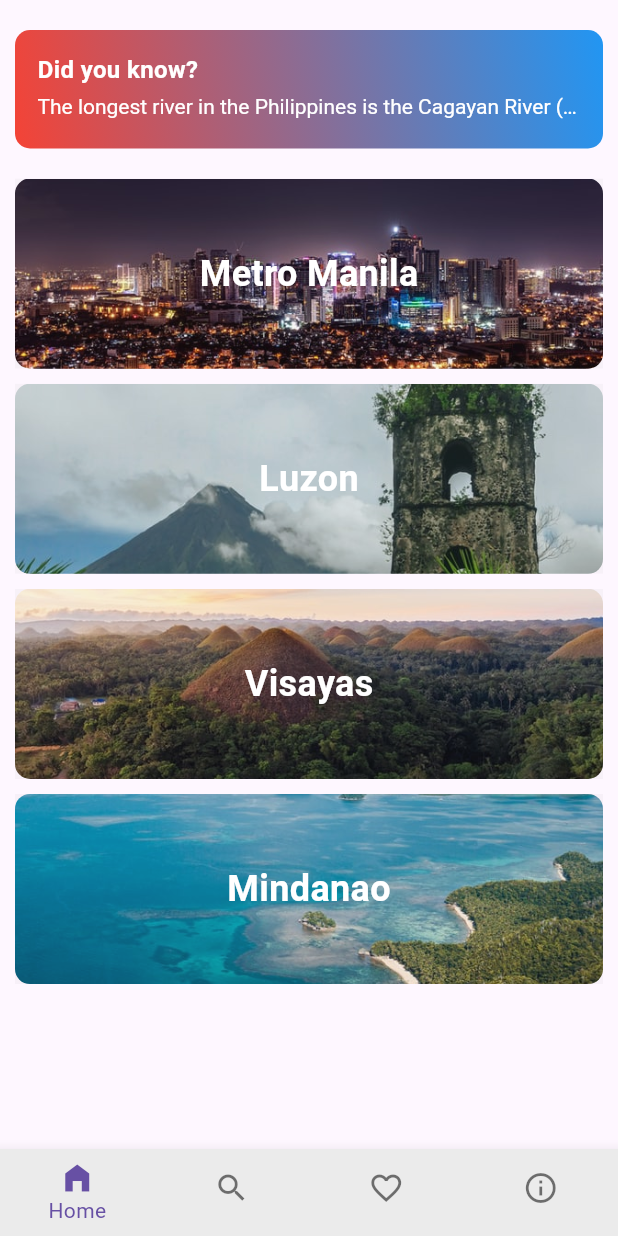
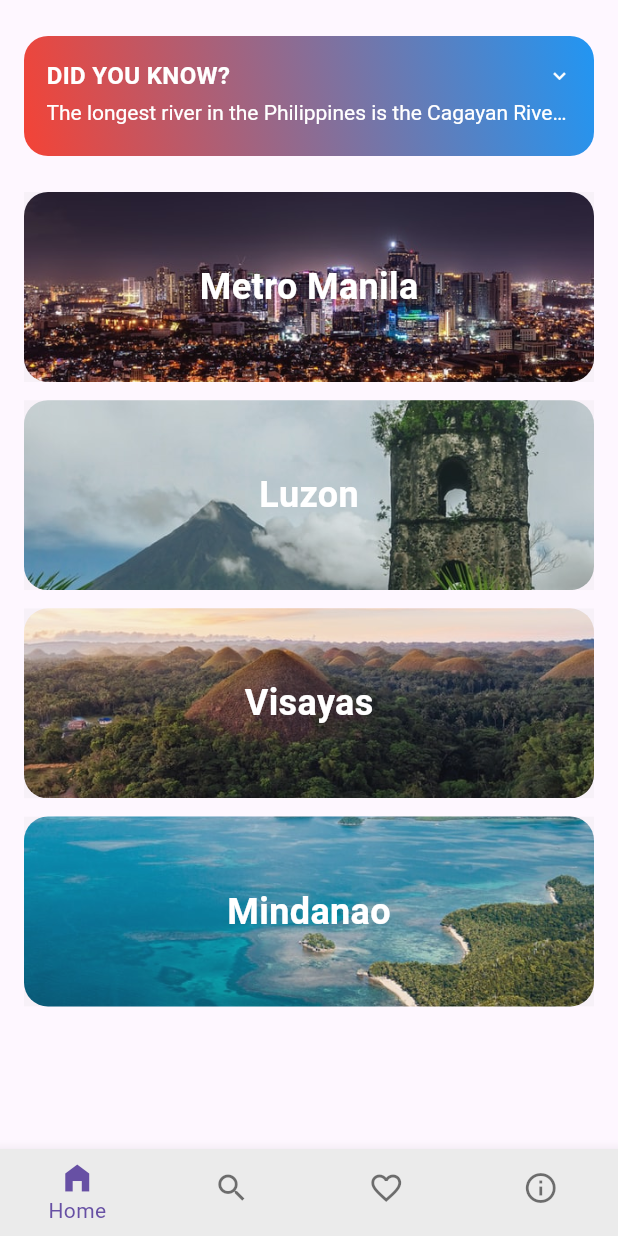
Before and after one commit to reddvid/zipcodeph_flutter, a Flutter app: the screen it shows after launch, on a phone screen of 412 x 824 dp. Run offline on Flutter 3.47's test engine with Material 3 defaults, Android fonts, the phone set to English and light mode, and no system bars; our stand-ins replace anim_search_bar, package_info_plus, share_plus, sqflite; accounts and stored records are empty; project files that could hold a hidden picture were left out.

Commit message:
minor fixes

```diff
--- a/lib/views/cities_screen.dart
+++ b/lib/views/cities_screen.dart
@@ -1,4 +1,5 @@
 import 'package:flutter/material.dart';
+import 'package:zipcodeph_flutter/constants.dart';
 import 'package:zipcodeph_flutter/views/zipcodes_screen.dart';
 
 import '../models/areas_data.dart';
@@ -25,8 +26,8 @@ class _AreasPageState extends State<AreasPage> {
     return Scaffold(
       appBar: AppBar(
         title: Text(
-          widget.area,
-          style: const TextStyle(fontWeight: FontWeight.bold),
+          widget.area.toUpperCase(),
+          style: kAppBarTitleStyle,
         ),
       ),
       body: ListView.separated(
--- a/lib/views/favorites_screen.dart
+++ b/lib/views/favorites_screen.dart
@@ -1,4 +1,5 @@
 import 'package:flutter/material.dart';
+import 'package:zipcodeph_flutter/constants.dart';
 import 'package:zipcodeph_flutter/views/search_screen.dart';
 
 import '../controllers/faves_controller.dart';
@@ -24,7 +25,10 @@ class _FavoritesPageState extends State<FavoritesPage> {
 
     return Scaffold(
       appBar: AppBar(
-        title: const Text("Favorites"),
+        title: Text(
+          "Favorites".toUpperCase(),
+          style: kAppBarTitleStyle,
+        ),
         actions: [
           IconButton(
             tooltip: "Add",
--- a/lib/views/home_screen.dart
+++ b/lib/views/home_screen.dart
@@ -12,22 +12,22 @@ class HomeScreen extends StatelessWidget {
   Widget build(BuildContext context) {
     return Container(
       padding: const EdgeInsets.only(
-        left: 10.0,
-        right: 10.0,
-        top: 20.0,
+        left: 16.0,
+        right: 16.0,
+        top: 24.0,
       ),
       child: Column(
         mainAxisAlignment: MainAxisAlignment.spaceBetween,
         children: [
           TriviaBox(),
-          const SizedBox(height: 20.0),
+          const SizedBox(height: 24.0),
           Expanded(
             child: SingleChildScrollView(
               child: Column(
                 mainAxisAlignment: MainAxisAlignment.spaceBetween,
                 children: [
                   for (AreaMenuButton button in menuButtons) button,
-                  const SizedBox(height: 20.0),
+                  const SizedBox(height: 24.0),
                 ],
               ),
             ),
--- a/lib/views/main_screen.dart
+++ b/lib/views/main_screen.dart
@@ -28,7 +28,7 @@ class _MainMenuState extends State<MainMenu> {
           onGenerateRoute: (RouteSettings settings) {
             return MaterialPageRoute(
               builder: (_) => _pages.elementAt(_selectedIndex),
-              maintainState: false,
+              maintainState: true,
             );
           },
         ),
--- a/lib/widgets/area_menu_button.dart
+++ b/lib/widgets/area_menu_button.dart
@@ -14,15 +14,15 @@ class AreaMenuButton extends StatelessWidget {
 
   @override
   Widget build(BuildContext context) {
-    final double _height = MediaQuery.of(context).size.height / 6.5;
+    final double height = MediaQuery.of(context).size.height / 6.5;
     return Container(
-      margin: const EdgeInsets.only(bottom: 10.0),
+      margin: const EdgeInsets.only(bottom: 12.0),
       child: Stack(
         children: [
           Container(
             decoration: BoxDecoration(
               borderRadius: const BorderRadius.all(
-                Radius.circular(10.0),
+                Radius.circular(16.0),
               ),
               image: DecorationImage(
                 image: bgImage,
@@ -30,7 +30,7 @@ class AreaMenuButton extends StatelessWidget {
               ),
             ),
             width: double.infinity,
-            height: _height,
+            height: height,
           ),
           ClipRRect(
             child: BackdropFilter(
@@ -45,7 +45,7 @@ class AreaMenuButton extends StatelessWidget {
                   type: MaterialType.transparency,
                   child: InkWell(
                     customBorder: RoundedRectangleBorder(
-                      borderRadius: BorderRadius.circular(10.0),
+                      borderRadius: BorderRadius.circular(16.0),
                     ),
                     onTap: () {
                       Navigator.push(
@@ -57,7 +57,7 @@ class AreaMenuButton extends StatelessWidget {
                     },
                     child: SizedBox(
                       width: double.infinity,
-                      height: _height,
+                      height: height,
                       child: Center(
                         child: Text(
                           label,
--- a/lib/widgets/menu/group_menu_button.dart
+++ b/lib/widgets/menu/group_menu_button.dart
@@ -22,7 +22,7 @@ class GroupMenuButton extends StatelessWidget {
         Container(
           decoration: BoxDecoration(
             borderRadius: const BorderRadius.all(
-              Radius.circular(10.0),
+              Radius.circular(16.0),
             ),
             image: DecorationImage(
               image: AssetImage(backgroundImagePath),
@@ -33,7 +33,7 @@ class GroupMenuButton extends StatelessWidget {
           height: height,
         ),
         ClipRRect(
-          borderRadius: BorderRadius.circular(10.0),
+          borderRadius: BorderRadius.circular(16.0),
           child: BackdropFilter(
             filter: ImageFilter.blur(sigmaX: 0, sigmaY: 0),
             child: Container(
--- a/lib/widgets/menu/menu_button_text.dart
+++ b/lib/widgets/menu/menu_button_text.dart
@@ -18,7 +18,7 @@ class MenuInkwell extends StatelessWidget {
       type: MaterialType.transparency,
       child: InkWell(
         customBorder: RoundedRectangleBorder(
-          borderRadius: BorderRadius.circular(10.0),
+          borderRadius: BorderRadius.circular(12.0),
         ),
         onTap: () {
           Navigator.push(
--- a/lib/widgets/trivia_box.dart
+++ b/lib/widgets/trivia_box.dart
@@ -3,6 +3,7 @@ import 'dart:convert';
 import 'package:flutter/cupertino.dart';
 import 'package:flutter/material.dart';
 import 'package:share_plus/share_plus.dart';
+import 'package:zipcodeph_flutter/constants.dart';
 
 class TriviaBox extends StatefulWidget {
   // ignore: prefer_const_constructors_in_immutables
@@ -65,10 +66,15 @@ class _TriviaBoxState extends State<TriviaBox> with RouteAware {
         duration: const Duration(milliseconds: 300),
         child: Container(
           width: double.infinity,
-          padding: const EdgeInsets.all(15.0),
+          padding: EdgeInsets.only(
+            top: 15.0,
+            left: 15.0,
+            right: 15.0,
+            bottom: maxLines == 1 ? 16.0 : 12.0,
+          ),
           decoration: const BoxDecoration(
             borderRadius: BorderRadius.all(
-              Radius.circular(10.0),
+              Radius.circular(16.0),
             ),
             gradient: LinearGradient(
               begin: Alignment.topRight,
@@ -83,13 +89,29 @@ class _TriviaBoxState extends State<TriviaBox> with RouteAware {
             crossAxisAlignment: CrossAxisAlignment.start,
             mainAxisAlignment: MainAxisAlignment.start,
             children: [
-              const Text(
-                "Did you know?",
-                style: TextStyle(
-                  fontWeight: FontWeight.bold,
-                  color: Colors.white,
-                  fontSize: 16.0,
-                ),
+              Row(
+                mainAxisAlignment: MainAxisAlignment.spaceBetween,
+                children: [
+                  Text(
+                    "Did you know?".toUpperCase(),
+                    style: const TextStyle(
+                      fontWeight: FontWeight.bold,
+                      color: Colors.white,
+                      fontSize: 16.0,
+                    ),
+                  ),
+                  maxLines == 1
+                      ? const Icon(
+                          Icons.keyboard_arrow_down,
+                          size: 16.0,
+                          color: Colors.white,
+                        )
+                      : const Icon(
+                          Icons.keyboard_arrow_up,
+                          size: 16.0,
+                          color: Colors.white,
+                        ),
+                ],
               ),
               const SizedBox(height: 5.0),
               RichText(
@@ -106,18 +128,7 @@ class _TriviaBoxState extends State<TriviaBox> with RouteAware {
                 child: Align(
                   alignment: Alignment.topRight,
                   child: FilledButton.tonal(
-                    child: const Row(
-                      mainAxisAlignment: MainAxisAlignment.end,
-                      mainAxisSize: MainAxisSize.min,
-                      children: [
-                         Icon(
-                          Icons.share,
-                          size: 16.0,
-                        ),
-                        SizedBox(width: 5.0),
-                        Text("Share"),
-                      ],
-                    ),
+                    child: const Text("Share"),
                     onPressed: () {
                       Share.share(
                         "Did you know? $currentTrivia #ZIPCodePH",
--- a/pubspec.yaml
+++ b/pubspec.yaml
@@ -3,7 +3,7 @@ description: "ZIP Code PH built on Flutter"
 
 publish_to: 'none' # Remove this line if you wish to publish to pub.dev
 
-version: 2.2.0+2024080501
+version: 3.0.1+2024080501
 
 environment:
   sdk: '>=3.3.0 <4.0.0'
```
Also changed, not shown: lib/constants.dart (+12 -1 lines), lib/views/about_screen.dart (+22 -19 lines), lib/views/search_screen.dart (+45 -26 lines), lib/views/zipcodes_screen.dart (+6 -6 lines), lib/widgets/tile_bottom_sheet.dart (+6 -2 lines).
